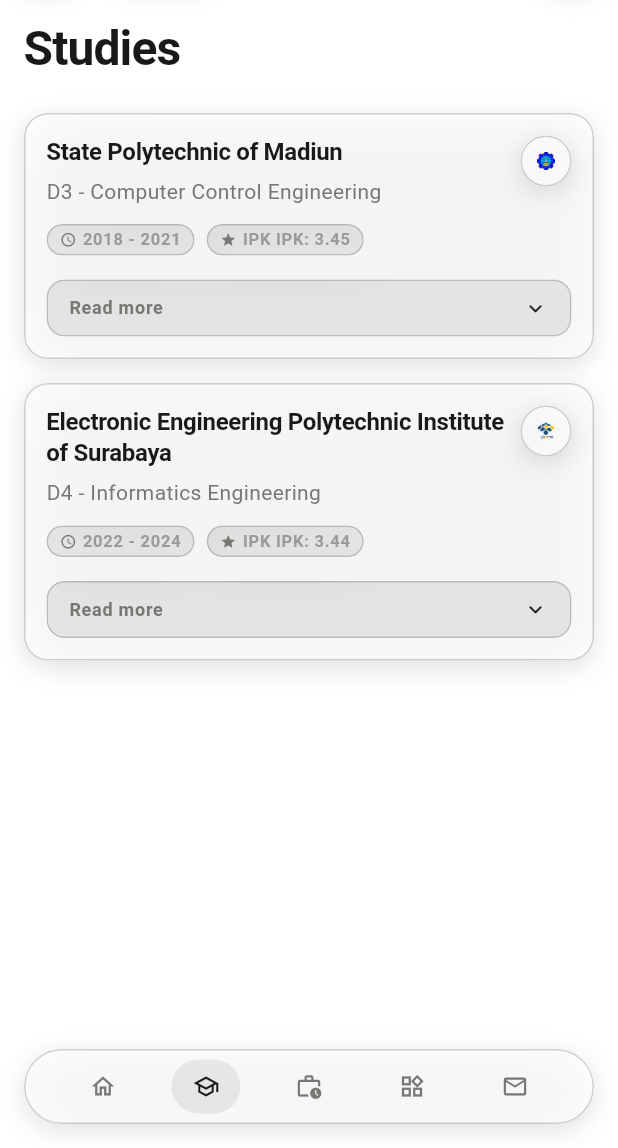
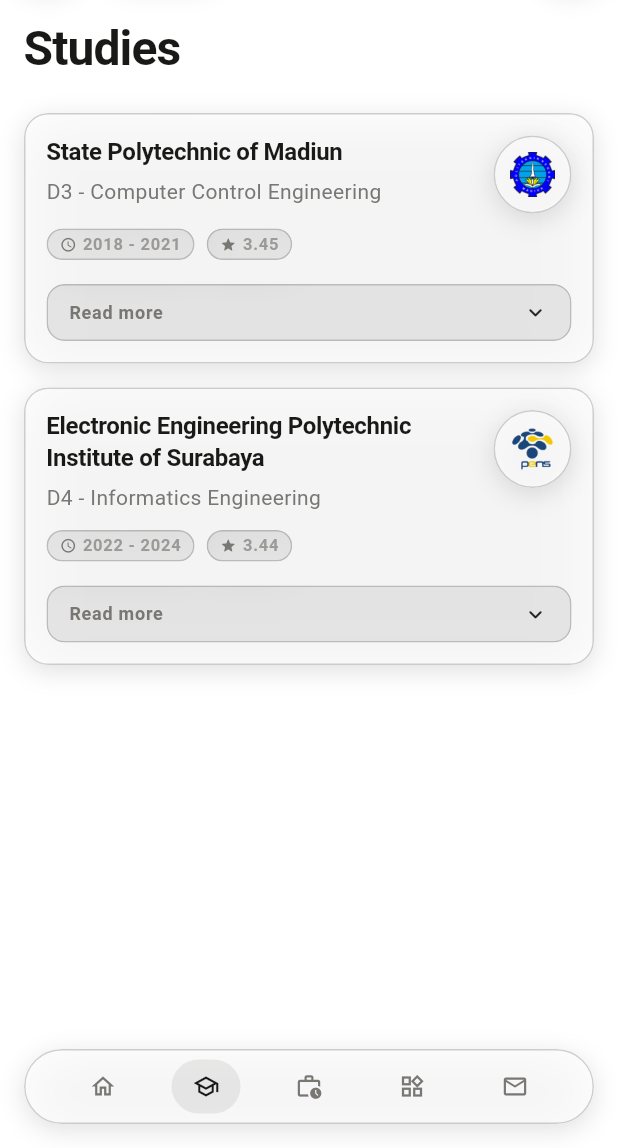
Before and after one commit to refdevteam/ref_porto, a Flutter app: the screen it shows after launch, item 2 of the bottom bar chosen, on a phone screen of 412 x 824 dp, the part 88-1236 px from its top. Run offline on Flutter 3.47's test engine with Material 3 defaults, Android fonts, the phone set to English and light mode, and no system bars; our stand-ins replace flutter_map, go_router, latlong2, shared_preferences, supabase_flutter; accounts and stored records are empty.

Commit message:
style: larger compact card logos, gpa label, and projects title

```diff
--- a/lib/features/contacts/widgets/contact_card.dart
+++ b/lib/features/contacts/widgets/contact_card.dart
@@ -68,7 +68,7 @@ class ContactCard extends StatelessWidget {
       WindowClass.medium => 17,
       WindowClass.expanded => 20,
     };
-    final double badgeSize = compact ? 32 : 80;
+    final double badgeSize = compact ? 46 : 80;
     final IconData? badgeIcon = icon;
 
     return FrostedGlass(
@@ -326,9 +326,7 @@ class _ContactGridState extends State<ContactGrid> {
   }
 
   Widget _emailForm() {
-    final TextStyle titleStyle = Theme.of(context)
-        .textTheme
-        .labelMedium!
+    final TextStyle titleStyle = Theme.of(context).textTheme.labelMedium!
         .copyWith(fontWeight: FontWeight.w600);
 
     return Column(
--- a/lib/features/experiences/widgets/experience_card.dart
+++ b/lib/features/experiences/widgets/experience_card.dart
@@ -77,7 +77,7 @@ class _ExperienceCardState extends State<ExperienceCard> {
                   ),
                   _OfficeLogo(
                     logoAsset: data.logoAsset,
-                    size: compact ? 32 : 80,
+                    size: compact ? 50 : 80,
                   ),
                 ],
               ),
--- a/lib/features/projects/views/projects_mobile.dart
+++ b/lib/features/projects/views/projects_mobile.dart
@@ -21,7 +21,7 @@ class _ProjectsMobileScreenState extends State<ProjectsMobileScreen> {
         mainAxisAlignment: MainAxisAlignment.start,
         spacing: 24,
         children: [
-          Text('Projects', style: Theme.of(context).textTheme.displayLarge),
+          Text('Projects', style: Theme.of(context).textTheme.headlineMedium),
           ProjectGrid(items: widget.items, columns: 1, spacing: 16),
         ],
       ),
--- a/lib/features/projects/widgets/project_card.dart
+++ b/lib/features/projects/widgets/project_card.dart
@@ -86,7 +86,7 @@ class _ProjectCardState extends State<ProjectCard> {
                   ),
                   _ProjectLogo(
                     logoAsset: data.logoAsset,
-                    size: compact ? 32 : 80,
+                    size: compact ? 50 : 80,
                   ),
                 ],
               ),
--- a/lib/features/studies/models/study_data.dart
+++ b/lib/features/studies/models/study_data.dart
@@ -53,7 +53,7 @@ const List<StudyData> studies = <StudyData>[
     institutionName: 'State Polytechnic of Madiun',
     major: 'D3 - Computer Control Engineering',
     duration: '2018 - 2021',
-    gpa: 'IPK: 3.45',
+    gpa: '3.45',
     description: 'TKK Study Program focuses on the Process of Realizing Vocational Higher Education in the field of Computer Control Expertise, industrial control and appropriate technology that is quality, science and technology based, innovation and nationally competitive.',
     logoAsset: 'assets/pnm.png',
     photos: [],
@@ -62,7 +62,7 @@ const List<StudyData> studies = <StudyData>[
     institutionName: 'Electronic Engineering Polytechnic Institute of Surabaya',
     major: 'D4 - Informatics Engineering',
     duration: '2022 - 2024',
-    gpa: 'IPK: 3.44',
+    gpa: '3.44',
     description: 'Graduates of the Applied Informatics Engineering Study Program are equipped with technical skills and expertise, so that they have competence in the fields of computer programming, development of information systems and database technology, development of software engineering both on desktop, web and mobile devices, as well as computer networks. In addition to technical abilities, Graduates of the Applied Informatics Engineering Study Program are also equipped with non-technical abilities (soft skills), in the form of knowledge and insight into social and religious life, supporting anti-corruption movements, leadership, ethics and communication skills in fostering good cooperation according to field needs work, so that they become graduates who have quality and intellectual integrity with the characters of Honesty, Originality, Enthusiasm, and Politeness.',
     logoAsset: 'assets/pens.png',
     photos: [],
--- a/lib/features/studies/widgets/study_card.dart
+++ b/lib/features/studies/widgets/study_card.dart
@@ -46,7 +46,7 @@ class _StudyCardState extends State<StudyCard> {
       children: [
         _InfoPill(icon: Icons.schedule_rounded, label: data.duration),
         if (data.gpa != null)
-          _InfoPill(icon: Icons.grade_rounded, label: 'IPK ${data.gpa}'),
+          _InfoPill(icon: Icons.grade_rounded, label: '${data.gpa}'),
       ],
     );
 
@@ -77,23 +77,17 @@ class _StudyCardState extends State<StudyCard> {
                         ),
                         const SizedBox(height: 4),
                         Text(data.major, style: theme.textTheme.bodyMedium),
-                        if (!compact) ...[
-                          const SizedBox(height: 14),
-                          pills,
-                        ],
+                        if (!compact) ...[const SizedBox(height: 14), pills],
                       ],
                     ),
                   ),
                   _StudyLogo(
                     logoAsset: data.logoAsset,
-                    size: compact ? 32 : 80,
+                    size: compact ? 50 : 80,
                   ),
                 ],
               ),
-              if (compact) ...[
-                const SizedBox(height: 10),
-                pills,
-              ],
+              if (compact) ...[const SizedBox(height: 10), pills],
               // Fade dan tinggi kartu ikut mengecil serentak selama transisi.
               AnimatedSwitcher(
                 duration: const Duration(milliseconds: 300),
```
Lines whose indentation alone changed are shown as unchanged.
